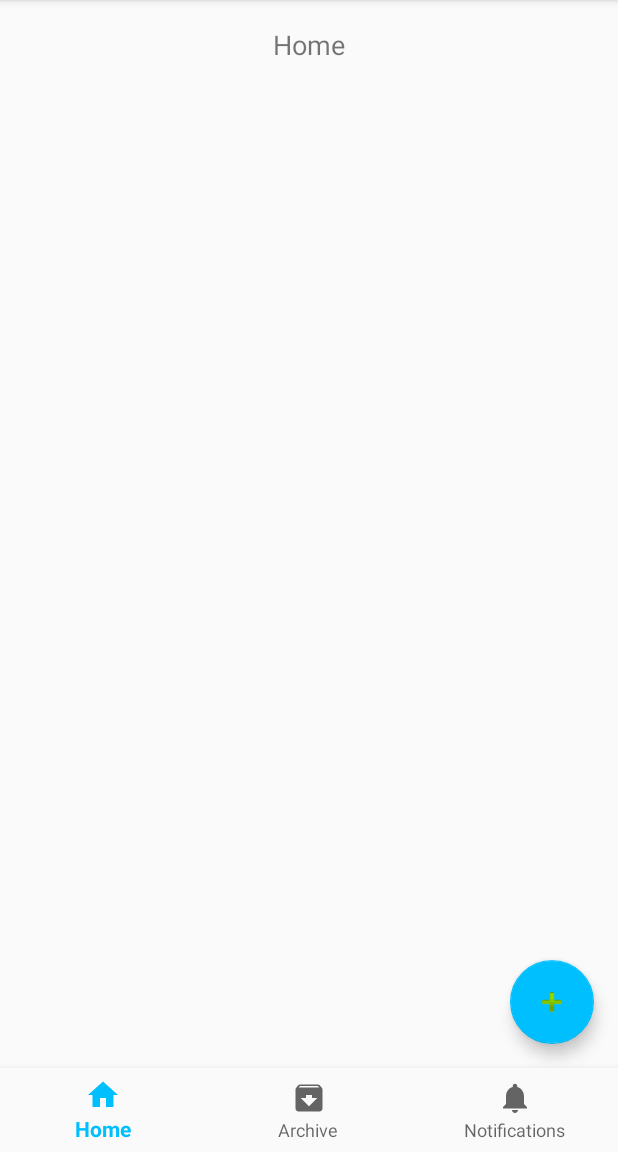
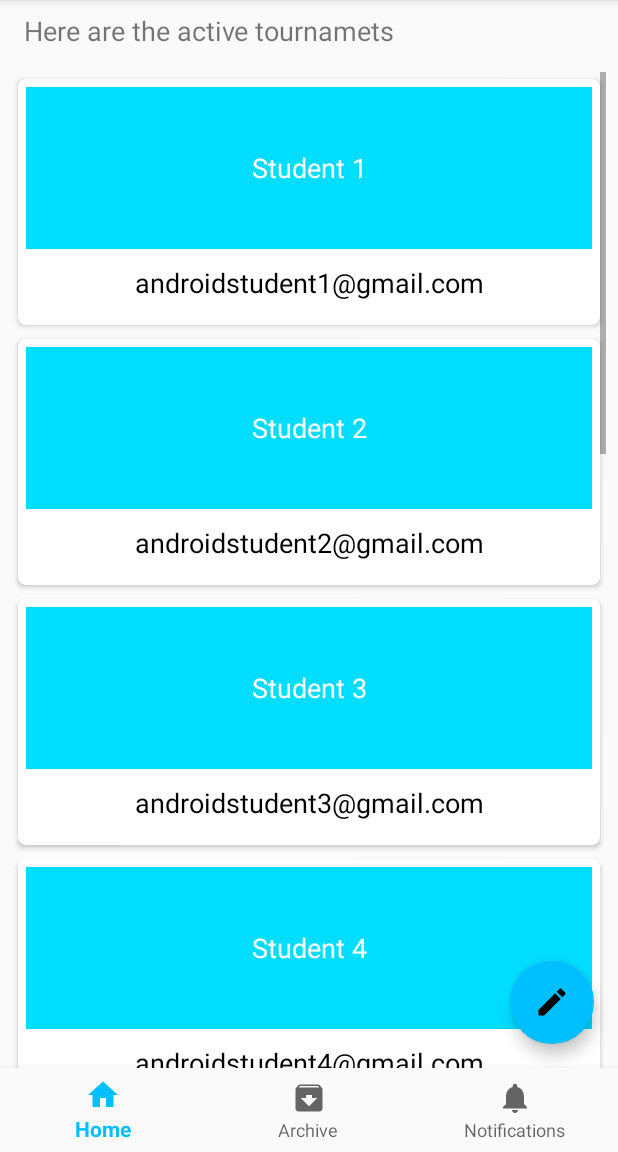
Before and after one commit to abhi270595/FootballManagerApp, an Android app: the MainActivity screen opened directly, with no data from a screen before it, on a phone screen of 412 x 824 dp, the part 84-1236 px from its top. Run offline under Robolectric (Android 15) with nearby library versions, the phone set to English and light mode, and no system bars.

Commit message:
progress indicator added and refactored recycler view

```diff
--- a/app/src/main/java/com/example/abhi270595/footballmanager/CardViewDataAdapter.java
+++ b/app/src/main/java/com/example/abhi270595/footballmanager/CardViewDataAdapter.java
@@ -41,15 +41,14 @@ public class CardViewDataAdapter extends
     @Override
     public void onBindViewHolder(ViewHolder viewHolder, int position) {
 
-        viewHolder.tvName.setText(stList.get(position).getName());
+        viewHolder.name.setText(stList.get(position).getName());
 
-        viewHolder.tvEmailId.setText(stList.get(position).getEmailId());
+        viewHolder.description.setText(stList.get(position).getEmailId());
 
         viewHolder.singlestudent=stList.get(position);
 
     }
 
-    // Return the size arraylist
     @Override
     public int getItemCount() {
         return stList.size();
@@ -57,18 +56,16 @@ public class CardViewDataAdapter extends
 
     public static class ViewHolder extends RecyclerView.ViewHolder {
 
-        public TextView tvName;
-        public TextView tvEmailId;
+        public TextView name;
+        public TextView description;
 
         public Student singlestudent;
 
         public ViewHolder(View itemLayoutView) {
             super(itemLayoutView);
 
-            tvName = (TextView) itemLayoutView.findViewById(R.id.tvName);
-
-            tvEmailId = (TextView) itemLayoutView.findViewById(R.id.tvEmailId);
-            // Onclick event for the row to show the data in toast
+            name = (TextView) itemLayoutView.findViewById(R.id.recycler_tournament_name);
+            description = (TextView) itemLayoutView.findViewById(R.id.recycler_tournament_description);
             itemLayoutView.setOnClickListener(new OnClickListener() {
 
                 @Override
--- a/app/src/main/java/com/example/abhi270595/footballmanager/MainActivity.java
+++ b/app/src/main/java/com/example/abhi270595/footballmanager/MainActivity.java
@@ -13,6 +13,7 @@ import android.support.v7.widget.Toolbar;
 import android.view.Menu;
 import android.view.MenuItem;
 import android.view.View;
+import android.widget.ProgressBar;
 import android.widget.TextView;
 import android.widget.Toast;
 
@@ -30,6 +31,8 @@ import java.util.List;
 public class MainActivity extends AppCompatActivity {
 
     private TextView mTextMessage;
+
+    private ProgressBar mProgressBar;
 
     private RecyclerView mRecyclerView;
     private RecyclerView.Adapter mAdapter;
@@ -74,6 +77,8 @@ public class MainActivity extends AppCompatActivity {
         super.onCreate(savedInstanceState);
         setContentView(R.layout.activity_main);
 
+        mProgressBar = (ProgressBar) findViewById(R.id.progress_indicator);
+
         new NetworkAsyncTask().execute(NetworkUtils.buildUrl());
 
         Toolbar toolbar = (Toolbar) findViewById(R.id.app_toolbar);
@@ -84,11 +89,11 @@ public class MainActivity extends AppCompatActivity {
         BottomNavigationView navigation = (BottomNavigationView) findViewById(R.id.navigation);
         navigation.setOnNavigationItemSelectedListener(mOnNavigationItemSelectedListener);
 
-        /*studentList = new ArrayList<Student>();
+        studentList = new ArrayList<Student>();
 
-        loadData(current_page);*/
+        loadData(current_page);
 
-        /*mRecyclerView = (RecyclerView) findViewById(R.id.my_recycler_view);
+        mRecyclerView = (RecyclerView) findViewById(R.id.my_recycler_view);
 
         // use this setting to improve performance if you know that changes
         // in content do not change the layout size of the RecyclerView
@@ -105,7 +110,7 @@ public class MainActivity extends AppCompatActivity {
         // set the adapter object to the Recyclerview
         mRecyclerView.setAdapter(mAdapter);
 
-        mRecyclerView.setOnScrollListener(new EndlessRecyclerOnScrollListener(
+       /* mRecyclerView.setOnScrollListener(new EndlessRecyclerOnScrollListener(
                 mLayoutManager) {
             @Override
             public void onLoadMore(int current_page) {
@@ -115,8 +120,7 @@ public class MainActivity extends AppCompatActivity {
 
             }
 
-        });
-*/
+        });*/
         FloatingActionButton fab = (FloatingActionButton) findViewById(R.id.create_floating_button);
         fab.setOnClickListener(new View.OnClickListener() {
             @Override
@@ -128,7 +132,7 @@ public class MainActivity extends AppCompatActivity {
         });
     }
 
-    /*// By default, we add 10 objects for first time.
+    // By default, we add 10 objects for first time.
     private void loadData(int current_page) {
 
         // I have not used current page for showing demo, if u use a webservice
@@ -143,9 +147,9 @@ public class MainActivity extends AppCompatActivity {
 
         }
 
-    }*/
+    }
     // adding 10 object creating dymically to arraylist and updating recyclerview when ever we reached last item
-    /*private void loadMoreData(int current_page) {
+    private void loadMoreData(int current_page) {
 
         // I have not used current page for showing demo, if u use a webservice
         // then it is useful for every call request
@@ -163,9 +167,14 @@ public class MainActivity extends AppCompatActivity {
         mAdapter.notifyDataSetChanged();
 
     }
-*/
+
 
     public class NetworkAsyncTask extends AsyncTask<URL, Void, String> {
+
+        @Override
+        protected void onPreExecute() {
+            mProgressBar.setVisibility(View.VISIBLE);
+        }
 
         @Override
         protected String doInBackground(URL... params) {
@@ -182,6 +191,8 @@ public class MainActivity extends AppCompatActivity {
 
         @Override
         protected void onPostExecute(String s) {
+
+            mProgressBar.setVisibility(View.INVISIBLE);
             if (s != null && !s.equals("")) {
                 try {
                     JSONArray jsonArray = new JSONArray(s);
--- a/app/src/main/res/layout/activity_main.xml
+++ b/app/src/main/res/layout/activity_main.xml
@@ -22,27 +22,35 @@
         android:layout_height="0dp"
         android:layout_weight="1">
 
+        <ProgressBar
+            android:layout_width="wrap_content"
+            android:layout_height="wrap_content"
+            android:id="@+id/progress_indicator"
+            />
+
         <TextView
             android:id="@+id/message"
             android:layout_width="match_parent"
             android:layout_height="wrap_content"
-            android:gravity="center"
-            android:layout_marginBottom="19dp"
             android:layout_marginLeft="@dimen/activity_horizontal_margin"
             android:layout_marginRight="@dimen/activity_horizontal_margin"
-            android:layout_marginTop="17dp"
+            android:layout_marginTop="8dp"
             android:textSize="18sp"
-            android:text="@string/title_home" />
+            android:text="Here are the active tournamets" />
 
-        <!--<android.support.v7.widget.RecyclerView
+        <LinearLayout
+            android:layout_width="match_parent"
+            android:layout_height="wrap_content"
+            >
+        <android.support.v7.widget.RecyclerView
             android:id="@+id/my_recycler_view"
             android:layout_width="match_parent"
             android:layout_height="wrap_content"
-            android:layout_marginTop="56dp"
-            android:layout_marginLeft="5dp"
-            android:layout_marginRight="5dp"
-            android:layout_weight="1"
-            android:scrollbars="vertical" />-->
+            android:layout_marginTop="48dp"
+            android:layout_marginLeft="8dp"
+            android:layout_marginRight="8dp"
+            android:scrollbars="vertical" />
+        </LinearLayout>
 
         <android.support.design.widget.FloatingActionButton
             android:id="@+id/create_floating_button"
@@ -50,7 +58,7 @@
             android:layout_height="wrap_content"
             android:layout_gravity="bottom|end"
             android:layout_margin="16dp"
-            android:src="@android:drawable/ic_input_add"
+            android:src="@drawable/ic_create_black_24dp"
             app:backgroundTint="@color/colorPrimary"
             />
 
--- a/app/src/main/res/layout/cardview_row.xml
+++ b/app/src/main/res/layout/cardview_row.xml
@@ -9,35 +9,38 @@
 
     <RelativeLayout
         android:layout_width="match_parent"
-        android:layout_height="wrap_content"
+        android:layout_height="153dp"
         android:layout_margin="5dp" >
 
-        <ImageView
+        <!--<ImageView
             android:id="@+id/image"
             android:layout_width="match_parent"
             android:layout_height="100dp"
             android:layout_alignParentTop="true"
-            android:src="@mipmap/fallback" />
+            android:src="@mipmap/fallback" />-->
 
         <TextView
-            android:id="@+id/tvName"
+            android:id="@+id/recycler_tournament_name"
             android:layout_width="match_parent"
-            android:layout_height="wrap_content"
-            android:layout_below="@id/image"
+            android:layout_height="108dp"
             android:gravity="center"
             android:text="name"
-            android:textColor="@android:color/black"
-            android:textSize="18sp" />
+            android:textColor="@android:color/white"
+            android:textSize="18sp"
+            android:background="@android:color/holo_blue_bright"
+            />
 
         <TextView
-            android:id="@+id/tvEmailId"
+            android:id="@+id/recycler_tournament_description"
             android:layout_width="match_parent"
-            android:layout_height="wrap_content"
-            android:layout_below="@id/tvName"
+            android:layout_height="45dp"
+            android:layout_below="@id/recycler_tournament_name"
             android:gravity="center"
             android:text="email"
             android:textColor="@android:color/black"
-            android:textSize="18sp" />
+            android:textSize="18sp"
+
+            />
     </RelativeLayout>
 
 </android.support.v7.widget.CardView>
```
